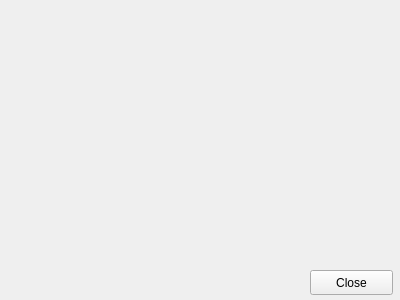
The window that vizu/info.ui (bitSheriff/norsevpn) describes before a commit, drawn with Qt 5.
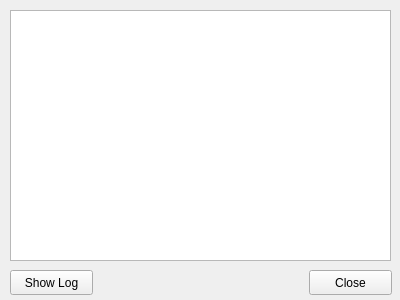
The same window after the commit. Icons and pictures are not drawn.

Commit message: simple info window

Diff of the .ui file:
```diff
--- a/vizu/info.ui
+++ b/vizu/info.ui
@@ -32,7 +32,7 @@
   <widget class="QPushButton" name="btn_close">
    <property name="geometry">
     <rect>
-     <x>310</x>
+     <x>309</x>
      <y>270</y>
      <width>83</width>
      <height>25</height>
@@ -42,6 +42,29 @@
     <string>Close</string>
    </property>
   </widget>
+  <widget class="QTextBrowser" name="textBrowser">
+   <property name="geometry">
+    <rect>
+     <x>10</x>
+     <y>10</y>
+     <width>381</width>
+     <height>251</height>
+    </rect>
+   </property>
+  </widget>
+  <widget class="QPushButton" name="btn_showLog">
+   <property name="geometry">
+    <rect>
+     <x>10</x>
+     <y>270</y>
+     <width>83</width>
+     <height>25</height>
+    </rect>
+   </property>
+   <property name="text">
+    <string>Show Log</string>
+   </property>
+  </widget>
  </widget>
  <resources/>
  <connections/>
```
The commit also changes 5 other files.
